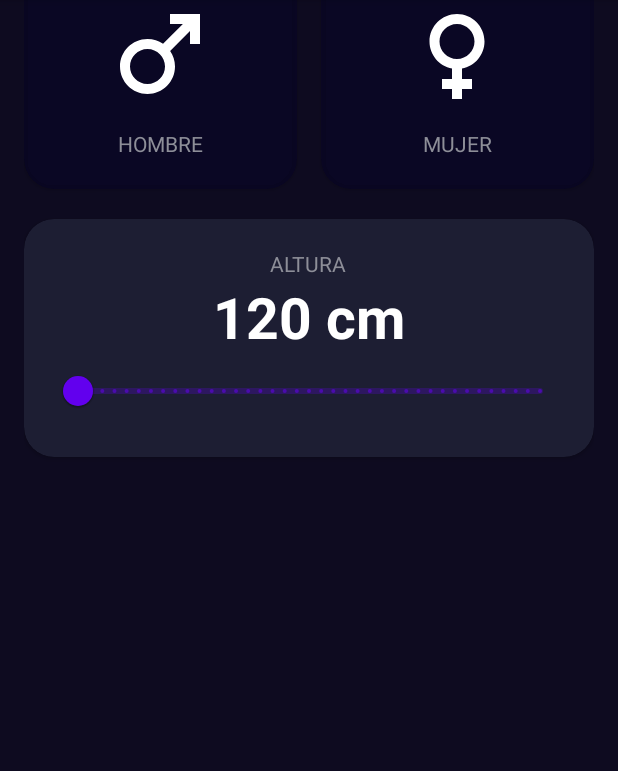
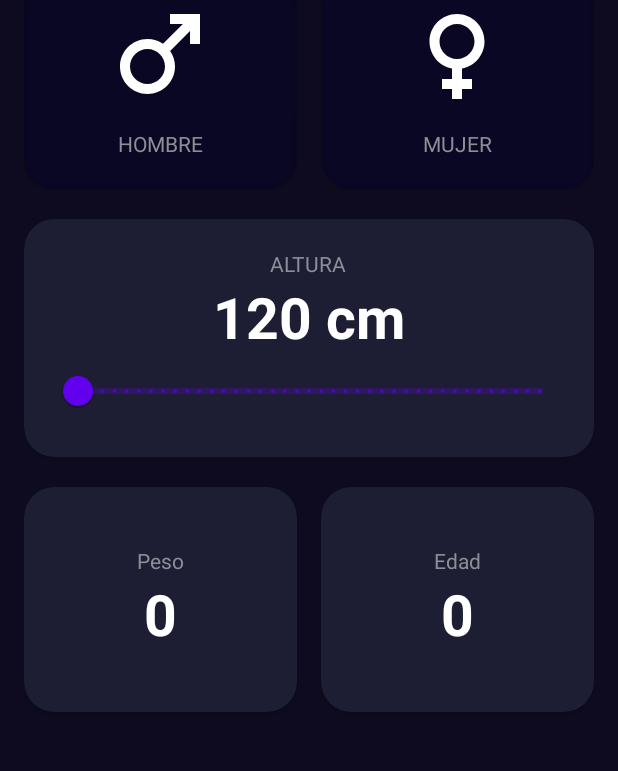
Before and after one commit to josecantero/cursoKotlin, an Android app: the IMCAppActivity screen opened directly, with no data from a screen before it, on a phone screen of 412 x 824 dp, the part 84-855 px from its top. Run offline under Robolectric (Android 15) with nearby library versions, the phone set to English and light mode, and no system bars.

Commit message:
seccion peso y edad

```diff
--- a/app/src/main/res/layout/activity_imcapp.xml
+++ b/app/src/main/res/layout/activity_imcapp.xml
@@ -76,6 +76,7 @@
     </androidx.cardview.widget.CardView>
 
     <androidx.cardview.widget.CardView
+        android:id="@+id/htcv"
         android:layout_width="0dp"
         android:layout_height="wrap_content"
         android:layout_marginTop="20dp"
@@ -118,4 +119,72 @@
         </androidx.appcompat.widget.LinearLayoutCompat>
 
     </androidx.cardview.widget.CardView>
+
+    <androidx.cardview.widget.CardView
+        android:id="@+id/cvWeight"
+        android:layout_width="0dp"
+        android:layout_height="150dp"
+        app:layout_constraintTop_toBottomOf="@id/htcv"
+        app:layout_constraintStart_toStartOf="parent"
+        app:layout_constraintEnd_toStartOf="@+id/cvAge"
+        android:layout_marginEnd="8dp"
+        app:cardCornerRadius="20dp"
+        app:cardBackgroundColor="@color/Background_component"
+        android:layout_marginTop="20dp">
+
+        <androidx.appcompat.widget.LinearLayoutCompat
+            android:layout_width="match_parent"
+            android:layout_height="match_parent"
+            android:gravity="center"
+            android:orientation="vertical">
+
+            <TextView
+                android:layout_width="wrap_content"
+                android:layout_height="wrap_content"
+                android:text="@string/weigth"
+                android:textColor="@color/Title_text"/>
+
+            <TextView
+                android:layout_width="wrap_content"
+                android:layout_height="wrap_content"
+                android:text="0"
+                android:textColor="@color/white"
+                android:textSize="38sp"
+                android:textStyle="bold"/>
+        </androidx.appcompat.widget.LinearLayoutCompat>
+    </androidx.cardview.widget.CardView>
+
+    <androidx.cardview.widget.CardView
+        android:id="@id/cvAge"
+        android:layout_width="0dp"
+        android:layout_height="150dp"
+        app:layout_constraintTop_toBottomOf="@id/htcv"
+        app:layout_constraintStart_toEndOf="@+id/cvWeight"
+        app:layout_constraintEnd_toEndOf="parent"
+        android:layout_marginStart="8dp"
+        app:cardCornerRadius="20dp"
+        app:cardBackgroundColor="@color/Background_component"
+        android:layout_marginTop="20dp">
+
+        <androidx.appcompat.widget.LinearLayoutCompat
+            android:layout_width="match_parent"
+            android:layout_height="match_parent"
+            android:gravity="center"
+            android:orientation="vertical">
+
+            <TextView
+                android:layout_width="wrap_content"
+                android:layout_height="wrap_content"
+                android:text="@string/age"
+                android:textColor="@color/Title_text"/>
+
+            <TextView
+                android:layout_width="wrap_content"
+                android:layout_height="wrap_content"
+                android:text="0"
+                android:textColor="@color/white"
+                android:textSize="38sp"
+                android:textStyle="bold"/>
+        </androidx.appcompat.widget.LinearLayoutCompat>
+    </androidx.cardview.widget.CardView>
 </androidx.constraintlayout.widget.ConstraintLayout>
--- a/app/src/main/res/values/strings.xml
+++ b/app/src/main/res/values/strings.xml
@@ -4,4 +4,6 @@
     <string name="male">Hombre</string>
     <string name="female">Mujer</string>
     <string name="height">Altura</string>
+    <string name="weigth">Peso</string>
+    <string name="age">Edad</string>
 </resources>
```
